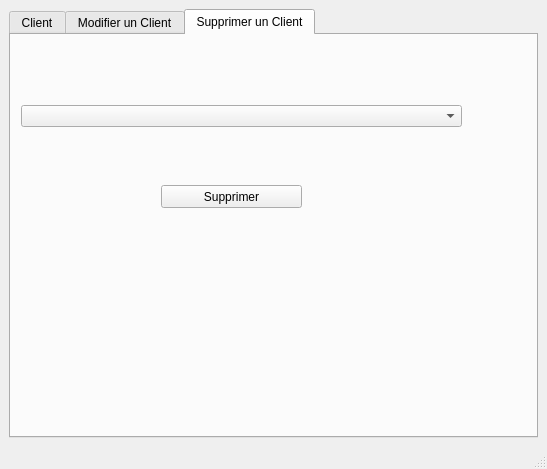
Old version of the form Assistants/AssistantClient.ui in the repository baptiste-pasquier/eurocorporate.
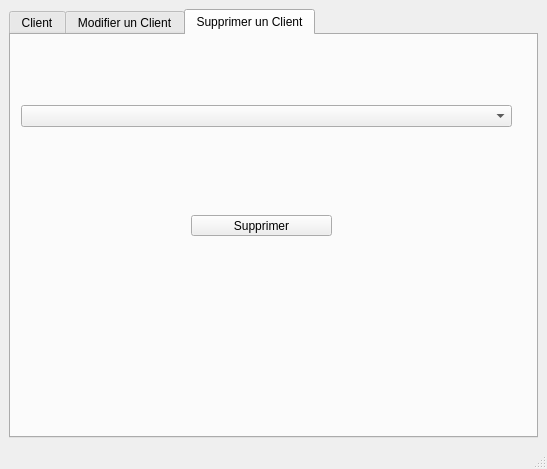
New version of the form. The open tabs and pages were chosen to show the change. Icons and pictures are not drawn.

The edit to the form file:
```diff
--- a/Assistants/AssistantClient.ui
+++ b/Assistants/AssistantClient.ui
@@ -285,10 +285,10 @@
        <widget class="QPushButton" name="pushButton_SupprValider">
         <property name="geometry">
          <rect>
-          <x>150</x>
-          <y>150</y>
+          <x>180</x>
+          <y>180</y>
           <width>141</width>
-          <height>23</height>
+          <height>21</height>
          </rect>
         </property>
         <property name="text">
@@ -300,7 +300,7 @@
          <rect>
           <x>10</x>
           <y>70</y>
-          <width>441</width>
+          <width>491</width>
           <height>22</height>
          </rect>
         </property>
```
Left out of the diff: 14 changed lines with no effect on the pictures.
